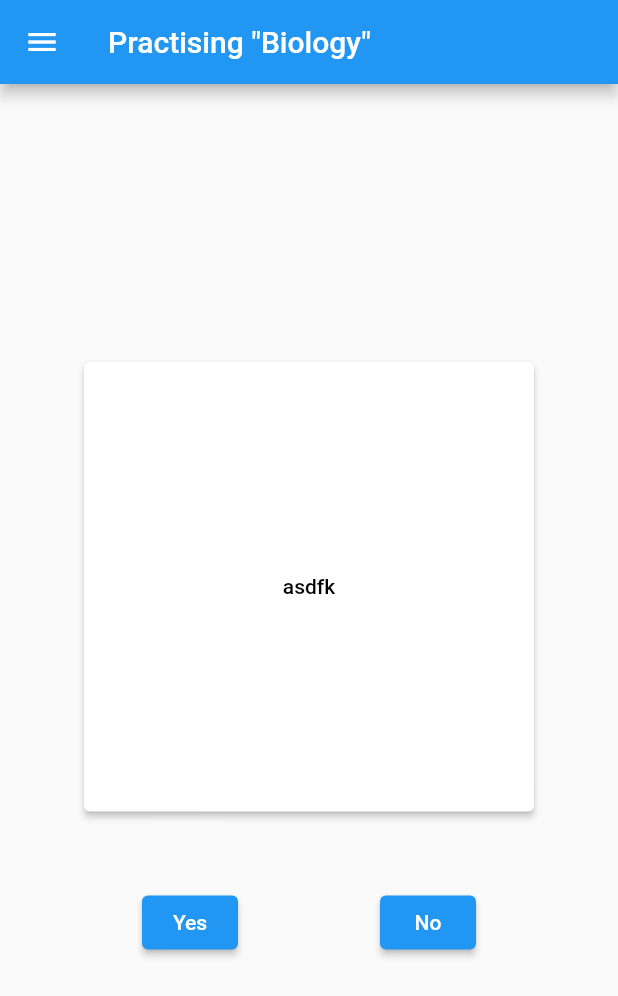
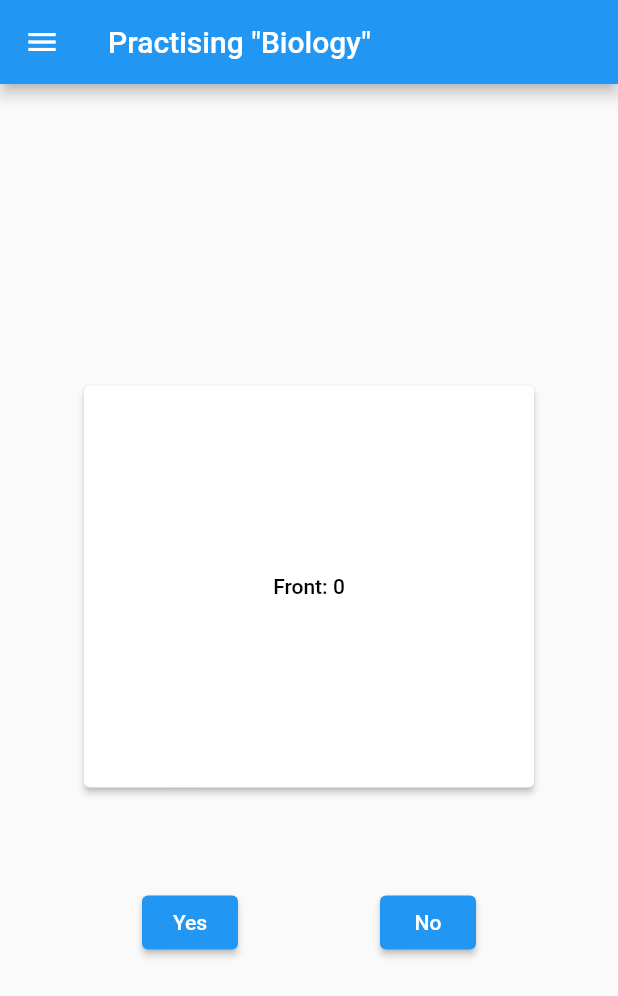
Before and after one commit to alesed/flash-cards-mobile, a Flutter app: the GamePage screen opened directly, on a phone screen of 412 x 824 dp. Shown: the top 996 px of the screen. Run offline on Flutter 3.47's test engine with Material 2 defaults, Android fonts, the phone set to English and light mode, and no system bars; drawn by our look-alikes of swipe_cards; our stand-ins replace cloud_firestore, firebase_core, get_it; accounts and stored records are empty.

Commit message:
Added swiping

```diff
--- a/lib/game/widget/game_page.dart
+++ b/lib/game/widget/game_page.dart
@@ -2,9 +2,33 @@ import 'package:flashcards/navigation/widgets/custom_navigation_drawer.dart';
 import 'package:flutter/material.dart';
 import 'package:flutter/src/widgets/framework.dart';
 import 'package:flutter/src/widgets/placeholder.dart';
+import 'package:swipe_cards/swipe_cards.dart';
+import 'package:flashcards/sets/model/card.dart' as model;
 
-class GamePage extends StatelessWidget {
+const _CARD_SIZE = 300.0;
+
+class GamePage extends StatefulWidget {
   const GamePage({super.key});
+
+  @override
+  State<GamePage> createState() => _GamePageState();
+}
+
+class _GamePageState extends State<GamePage> {
+  MatchEngine? _matchEngine;
+  final List<SwipeItem> _swipeItems = [];
+  bool _cardFrontShowed = true;
+  @override
+  void initState() {
+    super.initState();
+    for (int i = 0; i < 5; i++) {
+      _swipeItems.add(SwipeItem(
+          content: model.Card(backText: "Back: $i", frontText: "Front: $i"),
+          likeAction: () => print("Liked"),
+          nopeAction: () => print("disliked")));
+    }
+    _matchEngine = MatchEngine(swipeItems: _swipeItems);
+  }
 
   @override
   Widget build(BuildContext context) {
@@ -17,11 +41,25 @@ class GamePage extends StatelessWidget {
           child: Column(
             mainAxisSize: MainAxisSize.min,
             children: [
-              _buildCard(),
+              SizedBox(
+                height: _CARD_SIZE,
+                child: SwipeCards(
+                    matchEngine: _matchEngine!,
+                    onStackFinished: () {
+                      print("finished");
+                    },
+                    itemBuilder: (_, index) {
+                      return Center(
+                          child: _buildCard(_cardFrontShowed == true
+                              ? _swipeItems[index].content.frontText
+                              : _swipeItems[index].content.backText));
+                    }),
+              ),
+              //_buildCard(),
               SizedBox(
                 height: 50,
               ),
-              _buildButtons()
+              _buildButtons(),
             ],
           ),
         ));
@@ -32,23 +70,35 @@ class GamePage extends StatelessWidget {
       mainAxisAlignment: MainAxisAlignment.center,
       children: [
         Spacer(),
-        ElevatedButton(onPressed: () {}, child: Text("Yes")),
+        ElevatedButton(
+            onPressed: () {
+              _matchEngine?.currentItem?.like();
+            },
+            child: Text("Yes")),
         Spacer(),
-        ElevatedButton(onPressed: () {}, child: Text("No")),
+        ElevatedButton(
+            onPressed: () {
+              _matchEngine?.currentItem?.nope();
+            },
+            child: Text("No")),
         Spacer(),
       ],
     );
   }
 
-  Widget _buildCard() {
-    return Container(
-      width: 300,
-      height: 300,
+  Widget _buildCard(String cardText) {
+    return SizedBox(
+      width: _CARD_SIZE,
+      height: _CARD_SIZE,
       child: ElevatedButton(
         style: ElevatedButton.styleFrom(backgroundColor: Colors.white),
-        onPressed: () {},
+        onPressed: () {
+          setState(() {
+            _cardFrontShowed = !_cardFrontShowed;
+          });
+        },
         child: Text(
-          "asdfk",
+          cardText,
           style: TextStyle(color: Colors.black),
         ),
       ),
--- a/lib/main.dart
+++ b/lib/main.dart
@@ -1,3 +1,4 @@
+import 'package:flashcards/game/widget/game_page.dart';
 import 'package:flashcards/locator.dart';
 import 'package:flashcards/auth/widgets/register_page.dart';
 import 'package:flashcards/sets/widget/sets_page.dart';
@@ -15,7 +16,7 @@ class MainApp extends StatelessWidget {
   Widget build(BuildContext context) {
     return const MaterialApp(
       home: Scaffold(
-        body: SetsPage(), //RegisterPage(),
+        body: GamePage(), //RegisterPage(),
       ),
     );
   }
--- a/pubspec.yaml
+++ b/pubspec.yaml
@@ -11,6 +11,8 @@ dependencies:
   firebase_core: ^2.7.1
   get_it: ^7.2.0
   rxdart: ^0.27.7
+  swipe_cards: ^2.0.0+1
+
   flutter:
     sdk: flutter
 
```
Also changed, not shown: pubspec.lock.
